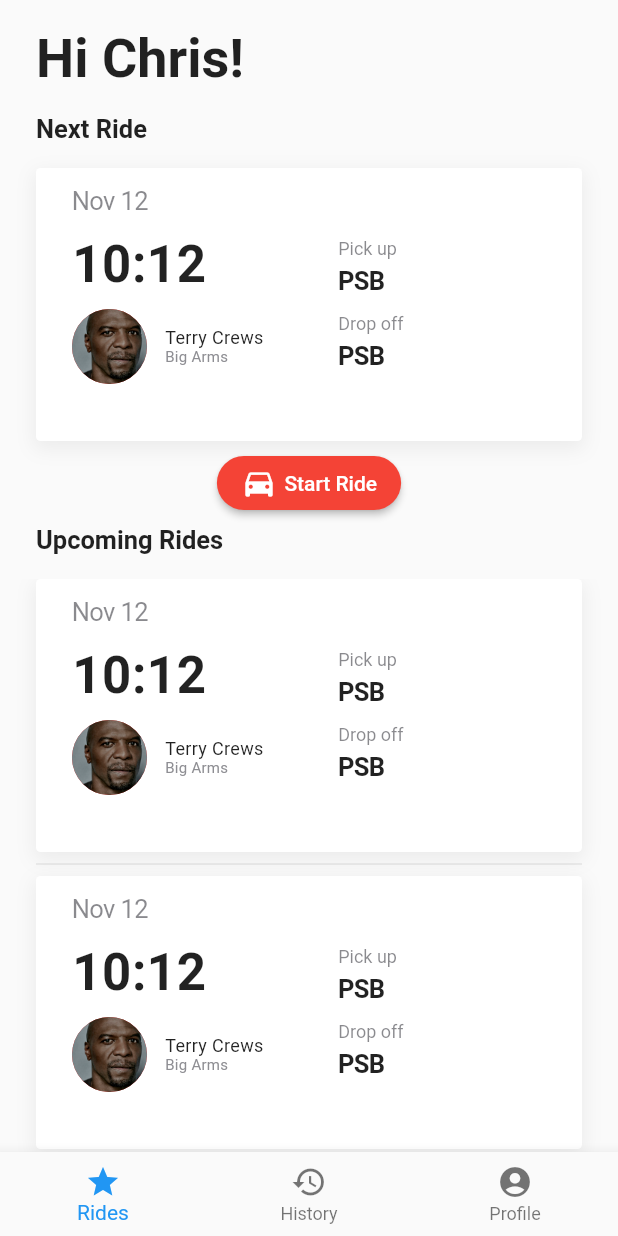
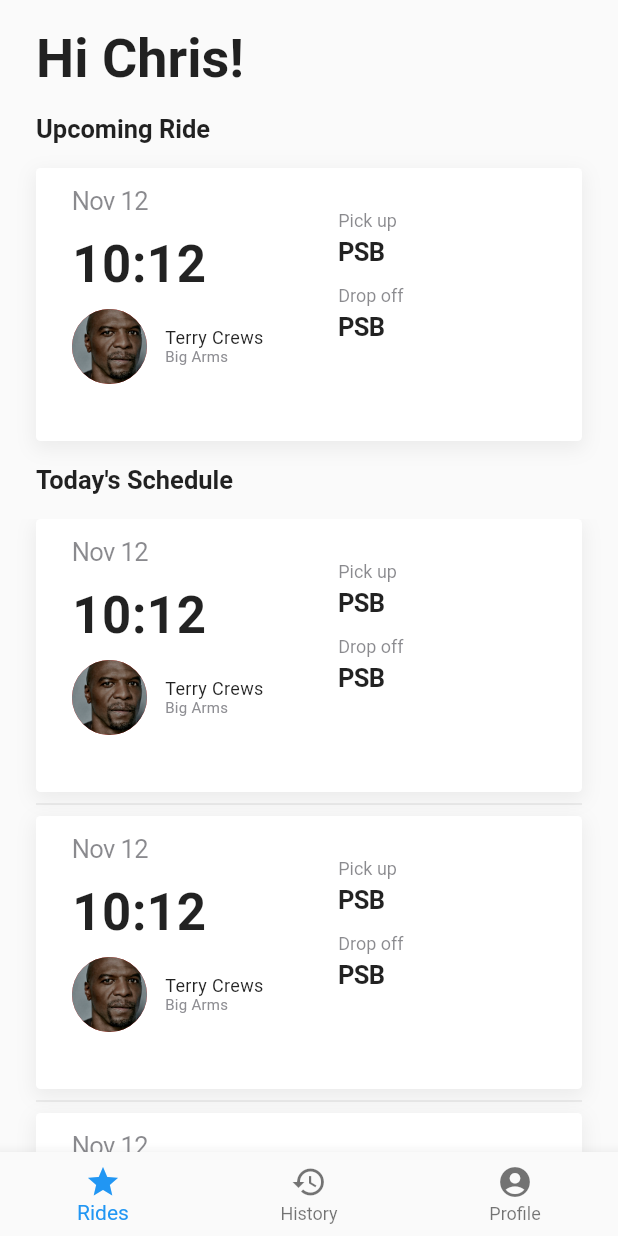
Before and after one commit to cornell-dti/carriage-driver, a Flutter app: the Home screen opened directly, on a phone screen of 412 x 824 dp. Run offline on Flutter 3.47's test engine with Material 2 defaults, Android fonts, the phone set to English and light mode, and no system bars; Roboto replaces fonts that are missing (SFPro).

Commit message:
Animated Start Ride
Container expands and button appears in a 1 second animation. Needs to be triggered by backend scheduling data and current time (not set up yet).

```diff
--- a/lib/Home.dart
+++ b/lib/Home.dart
@@ -40,14 +40,11 @@ class Home extends StatefulWidget {
   _HomeState createState() => _HomeState();
 }
 
-DateTime fakeTime = DateTime.now().add(Duration(hours: 1));
-
 class _HomeState extends State<Home> {
   BorderRadiusGeometry radius = BorderRadius.only(
       topLeft: Radius.circular(24.0), topRight: Radius.circular(24.0));
 
   int _selectedIndex = 0;
-  bool _starting = DateTime.now().difference(fakeTime).inHours <= 1;
 
   void _onItemTapped(int index) {
     setState(() {
@@ -56,7 +53,7 @@ class _HomeState extends State<Home> {
   }
 
   Widget _ride(BuildContext context, int index) {
-    return UpcomingRide();
+    return CurrentRide();
   }
 
   @override
@@ -68,40 +65,15 @@ class _HomeState extends State<Home> {
             crossAxisAlignment: CrossAxisAlignment.start,
             children: <Widget>[
               Greeting(name: 'Chris'),
-              LeftSubheading(heading: 'Next Ride'),
+              LeftSubheading(heading: 'Upcoming Ride'),
               Center(
                   child: Column(
                 children: <Widget>[
-                  UpcomingRide(),
+                  CurrentRide(),
                 ],
               )),
-              SizedBox(height: 4.0),
-              Visibility(
-                visible: _starting,
-                child: Center(
-                  child: RaisedButton(
-                    onPressed: () {
-                      Navigator.of(context)
-                          .push(MaterialPageRoute(builder: (context) {
-                        return Map();
-                      }));
-                    },
-                    shape: RoundedRectangleBorder(
-                        borderRadius: BorderRadius.all(Radius.circular(24))),
-                    color: Colors.red,
-                    child: Row(
-                      mainAxisSize: MainAxisSize.min,
-                      children: <Widget>[
-                        Icon(Icons.directions_car, color: Colors.white),
-                        SizedBox(width: 5),
-                        Text('Start Ride', style: TextStyle(color: Colors.white)),
-                      ],
-                    ),
-                  ),
-                ),
-              ),
-              SizedBox(height: 4.0),
-              LeftSubheading(heading: 'Upcoming Rides'),
+              SizedBox(height: 16.0),
+              LeftSubheading(heading: 'Today\'s Schedule'),
               Flexible(
                 child: ListView.separated(
                   itemCount: 3,
--- a/lib/Upcoming.dart
+++ b/lib/Upcoming.dart
@@ -1,4 +1,7 @@
+import 'dart:core';
+import 'dart:async';
 import 'package:flutter/material.dart';
+import 'Map.dart';
 
 class Rider extends StatefulWidget {
   Rider({Key key}) : super(key: key);
@@ -57,7 +60,6 @@ class Location extends StatefulWidget {
 }
 
 class _LocationState extends State<Location> {
-
   String _location;
 
   @override
@@ -93,10 +95,10 @@ class _LocationState extends State<Location> {
 }
 
 class Date extends StatefulWidget {
-  Date({ Key key }) : super(key:key);
+  Date({Key key}) : super(key: key);
 
   @override
-  _DateState createState () => _DateState();
+  _DateState createState() => _DateState();
 }
 
 class _DateState extends State<Date> {
@@ -122,10 +124,10 @@ class _DateState extends State<Date> {
 }
 
 class Time extends StatefulWidget {
-  Time({Key key}) : super(key : key);
+  Time({Key key}) : super(key: key);
 
   @override
-  _TimeState createState () => _TimeState();
+  _TimeState createState() => _TimeState();
 }
 
 class _TimeState extends State<Time> {
@@ -149,7 +151,7 @@ class _TimeState extends State<Time> {
 }
 
 class Summary extends StatefulWidget {
-  Summary({Key key}) : super(key : key);
+  Summary({Key key}) : super(key: key);
 
   @override
   _SummaryState createState() => _SummaryState();
@@ -172,21 +174,43 @@ class _SummaryState extends State<Summary> {
   }
 }
 
-class UpcomingRide extends StatefulWidget {
-  UpcomingRide({Key key, DateTime startTime}) : super(key: key);
+class CurrentRide extends StatefulWidget {
+  CurrentRide({Key key, DateTime startTime}) : super(key: key);
 
   @override
-  _UpcomingRideState createState() => _UpcomingRideState();
+  _CurrentRideState createState() => _CurrentRideState();
 }
 
-class _UpcomingRideState extends State<UpcomingRide> {
+class _CurrentRideState extends State<CurrentRide> {
+  double _containerHeight;
+  double _containerWidth;
+  bool _starting = false;
 
   @override
   Widget build(BuildContext context) {
     double width = MediaQuery.of(context).size.width - 48;
-    return Container(
-      width: width,
-      height: width / 2,
+
+    double btnWidth = 0.48 * MediaQuery.of(context).size.width;
+    double btnHeight = 0.059 * MediaQuery.of(context).size.height;
+    double btnPadding = 24;
+
+    if(_starting) {
+      setState(() {
+        _containerWidth = width;
+        _containerHeight = width / 2 + btnHeight + btnPadding;
+      });
+    } else {
+      setState(() {
+        _containerWidth = width;
+        _containerHeight = width / 2;
+      });
+    }
+
+    return AnimatedContainer(
+      duration: Duration(seconds: 1),
+      curve: Curves.fastOutSlowIn,
+      width: _containerWidth,
+      height: _containerHeight,
       child: GestureDetector(
         onTap: () {
           Navigator.of(context).push(MaterialPageRoute(builder: (context) {
@@ -196,9 +220,7 @@ class _UpcomingRideState extends State<UpcomingRide> {
         child: Container(
           decoration: BoxDecoration(
             color: Colors.white,
-            borderRadius: BorderRadius.all(
-              Radius.circular(3.0),
-            ),
+            borderRadius: BorderRadius.circular(3),
             boxShadow: [
               BoxShadow(
                   color: Color.fromARGB(15, 0, 0, 0),
@@ -207,8 +229,8 @@ class _UpcomingRideState extends State<UpcomingRide> {
                   spreadRadius: 1.0)
             ],
           ),
-          child: Container(
-            child: Row(
+          child: Column(children: <Widget>[
+            Row(
               children: <Widget>[
                 Expanded(
                   flex: 181,
@@ -218,7 +240,7 @@ class _UpcomingRideState extends State<UpcomingRide> {
                       Date(),
                       Time(),
                       Padding(
-                          padding: const EdgeInsets.only(left: 24.0, top: 10.0),
+                          padding: EdgeInsets.only(left: 24.0, top: 10.0),
                           child: Rider())
                     ],
                   ),
@@ -232,8 +254,7 @@ class _UpcomingRideState extends State<UpcomingRide> {
                         children: <Widget>[
                           Location(heading: 'Pick up'),
                           SizedBox(height: 12.0),
-                          Location(
-                              heading: 'Drop off')
+                          Location(heading: 'Drop off')
                         ],
                       ),
                     ],
@@ -241,7 +262,32 @@ class _UpcomingRideState extends State<UpcomingRide> {
                 )
               ],
             ),
-          ),
+            Visibility(
+              visible: _starting,
+              child: Center(
+                child: Padding(
+                  padding: EdgeInsets.only(top: btnPadding, bottom: btnPadding),
+                  child: ButtonTheme(
+                    minWidth: btnWidth,
+                    height: btnHeight,
+                    child: RaisedButton(
+                      onPressed: () {
+                        Navigator.of(context)
+                            .push(MaterialPageRoute(builder: (context) {
+                          return Map();
+                        }));
+                      },
+                      shape: RoundedRectangleBorder(
+                          borderRadius: BorderRadius.circular(3)),
+                      color: Theme.of(context).accentColor,
+                      child:
+                          Text('START', style: TextStyle(color: Colors.white)),
+                    ),
+                  ),
+                ),
+              ),
+            ),
+          ]),
         ),
       ),
     );
```
